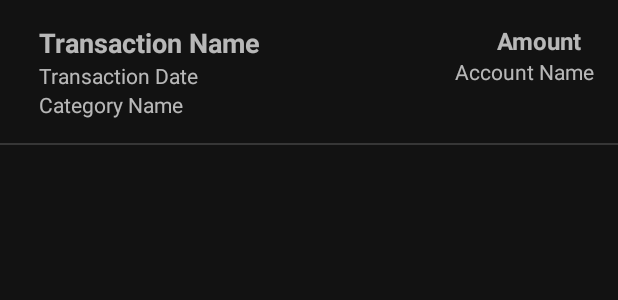
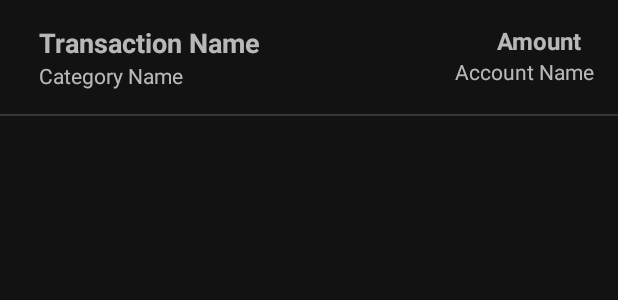
Before and after one commit to AdithyaRao-Com/AAAFExpenseManager, an Android app: the layout list_item_transaction.xml on its own in the app's theme, with its tools: preview values and no code run, on a phone screen of 412 x 824 dp. Shown: the top 300 px of the screen. Run offline under Robolectric (Android 15) with nearby library versions, the phone set to English and light mode, and no system bars.

Commit message:
- Refactor: Remove date from transaction list items

```diff
--- a/app/src/main/java/com/adithya/aaafexpensemanager/transaction/TransactionsAdapter.java
+++ b/app/src/main/java/com/adithya/aaafexpensemanager/transaction/TransactionsAdapter.java
@@ -109,7 +109,6 @@ public class TransactionsAdapter extends RecyclerView.Adapter<RecyclerView.ViewH
     @SuppressLint("UseCompatLoadingForDrawables")
     private void setUpTransactionViewHolder(@NonNull TransactionViewHolder holder, int position, Transaction transaction) {
         holder.transactionNameTextView.setText(transaction.transactionName);
-        holder.transactionDateTextView.setText(transaction.getFormattedTransactionDate());
         holder.amountTextView.setText(transaction.amountToIndianFormat());
         holder.accountNameTextView.setText(transaction.accountName);
         holder.categoryNameTextView.setText(transaction.category);
@@ -405,7 +404,6 @@ public class TransactionsAdapter extends RecyclerView.Adapter<RecyclerView.ViewH
 
     public static class TransactionViewHolder extends RecyclerView.ViewHolder {
         TextView transactionNameTextView;
-        TextView transactionDateTextView;
         TextView amountTextView;
         TextView accountNameTextView;
         LinearLayout transactionItemContainer;
@@ -415,7 +413,6 @@ public class TransactionsAdapter extends RecyclerView.Adapter<RecyclerView.ViewH
         public TransactionViewHolder(@NonNull View itemView) {
             super(itemView);
             transactionNameTextView = itemView.findViewById(R.id.transactionNameTextView);
-            transactionDateTextView = itemView.findViewById(R.id.transactionDateTextView);
             amountTextView = itemView.findViewById(R.id.amountTextView);
             accountNameTextView = itemView.findViewById(R.id.accountNameTextView);
             transactionItemContainer = itemView.findViewById(R.id.transaction_item_container);
--- a/app/src/main/res/layout/list_item_transaction.xml
+++ b/app/src/main/res/layout/list_item_transaction.xml
@@ -34,24 +34,14 @@
                 tools:text="Transaction Name" />
 
             <TextView
-                android:id="@+id/transactionDateTextView"
+                android:id="@+id/categoryNameTextView"
                 android:layout_width="0dp"
                 android:layout_height="wrap_content"
                 android:textSize="14sp"
                 app:layout_constraintEnd_toStartOf="@+id/amountTextView"
                 app:layout_constraintStart_toStartOf="parent"
                 app:layout_constraintTop_toBottomOf="@+id/transactionNameTextView"
-                tools:text="Transaction Date" />
-
-            <TextView
-                android:id="@+id/categoryNameTextView"
-                android:layout_width="0dp"
-                android:layout_height="wrap_content"
-                android:textSize="14sp"
-                app:layout_constraintStart_toStartOf="parent"
-                app:layout_constraintTop_toBottomOf="@+id/transactionDateTextView"
                 tools:text="Category Name" />
-
             <TextView
                 android:id="@+id/amountTextView"
                 android:layout_width="wrap_content"
```
Also changed, not shown: app/src/main/java/com/adithya/aaafexpensemanager/futureTransaction/FutureTransactionsAdapter.java (+3 -9 lines).
